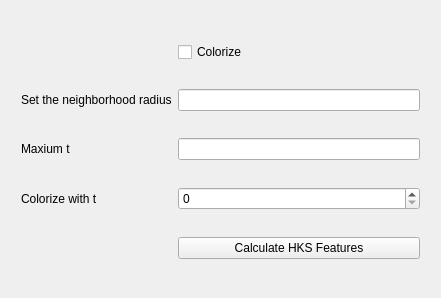
Qt form mode_FeatureSegCorr/fsc_widget.ui (BigkoalaZhu/STAR_PoCorr) before a commit.
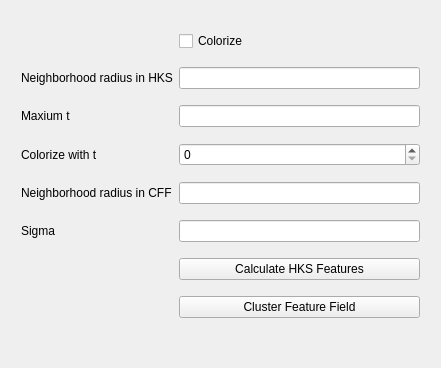
The same form after that commit.

Patch:
```diff
--- a/mode_FeatureSegCorr/fsc_widget.ui
+++ b/mode_FeatureSegCorr/fsc_widget.ui
@@ -7,7 +7,7 @@
     <x>0</x>
     <y>0</y>
     <width>441</width>
-    <height>298</height>
+    <height>368</height>
    </rect>
   </property>
   <property name="windowTitle">
@@ -19,7 +19,7 @@
      <x>10</x>
      <y>10</y>
      <width>421</width>
-     <height>281</height>
+     <height>331</height>
     </rect>
    </property>
    <layout class="QGridLayout" name="gridLayout">
@@ -36,7 +36,7 @@
     <item row="1" column="0">
      <widget class="QLabel" name="label">
       <property name="text">
-       <string>Set the neighborhood radius</string>
+       <string>Neighborhood radius in HKS</string>
       </property>
      </widget>
     </item>
@@ -60,13 +60,40 @@
     <item row="2" column="1">
      <widget class="QLineEdit" name="Maxt"/>
     </item>
-    <item row="4" column="1">
+    <item row="6" column="1">
      <widget class="QPushButton" name="calcHKS">
       <property name="text">
        <string>Calculate HKS Features</string>
       </property>
      </widget>
     </item>
+    <item row="7" column="1">
+     <widget class="QPushButton" name="CFF">
+      <property name="text">
+       <string>Cluster Feature Field</string>
+      </property>
+     </widget>
+    </item>
+    <item row="4" column="1">
+     <widget class="QLineEdit" name="radiusIncff"/>
+    </item>
+    <item row="5" column="1">
+     <widget class="QLineEdit" name="Sigma"/>
+    </item>
+    <item row="4" column="0">
+     <widget class="QLabel" name="label_4">
+      <property name="text">
+       <string>Neighborhood radius in CFF</string>
+      </property>
+     </widget>
+    </item>
+    <item row="5" column="0">
+     <widget class="QLabel" name="label_5">
+      <property name="text">
+       <string>Sigma</string>
+      </property>
+     </widget>
+    </item>
    </layout>
   </widget>
  </widget>
```
